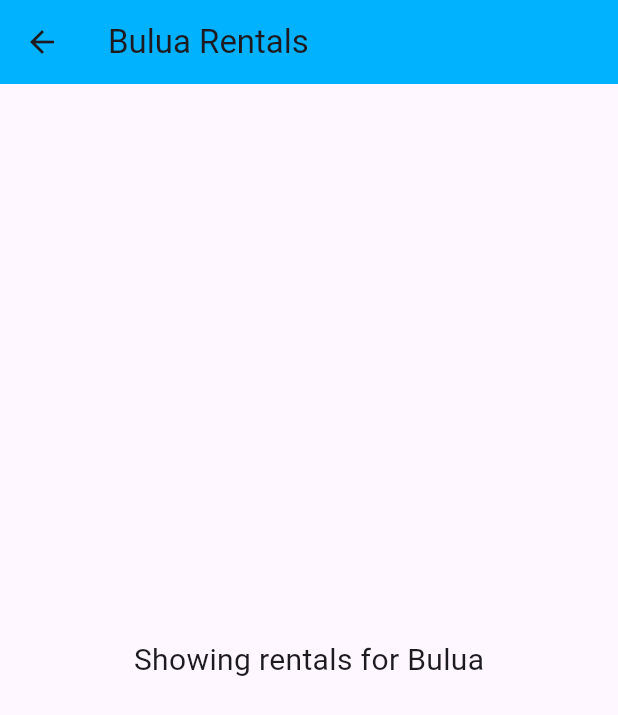
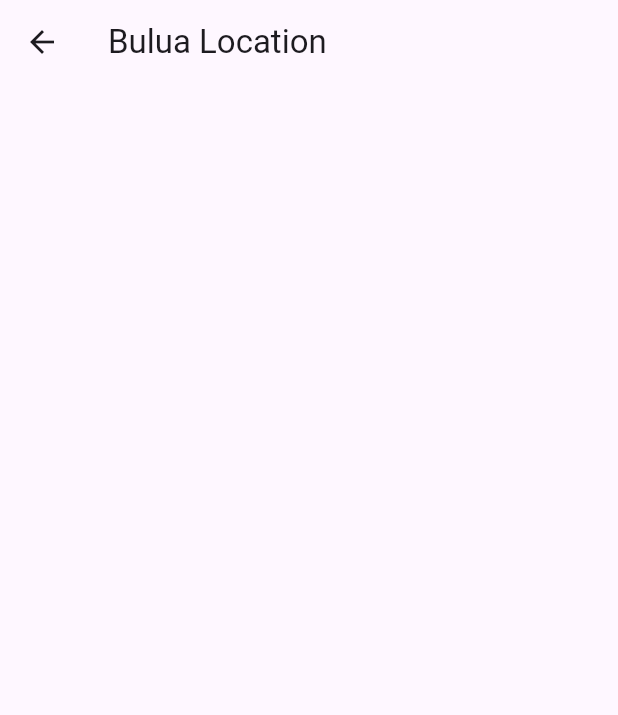
Before and after one commit to elRapha04/FRONTEND_CS2C-Group-3, a Flutter app: the LocationSearchPage screen opened directly, after a tap on "Search for rentals", after a tap on "Bulua", on a phone screen of 412 x 824 dp. Shown: the top 715 px of the screen. Run offline on Flutter 3.47's test engine with Material 3 defaults, Android fonts, the light colour scheme and no system bars.

Commit message:
added rentalLocation and modify search.dart

```diff
--- a/lib/components/home_widgets/search.dart
+++ b/lib/components/home_widgets/search.dart
@@ -1,5 +1,10 @@
-// lib/search.dart
 import 'package:flutter/material.dart';
+
+// Import specific location pages
+import 'package:frontend_appdev/pages/Rentals/RentalLocations/bulua.dart';
+import 'package:frontend_appdev/pages/Rentals/RentalLocations/lapasan.dart';
+import 'package:frontend_appdev/pages/Rentals/RentalLocations/carmen.dart';
+import 'package:frontend_appdev/pages/Rentals/RentalLocations/kauswagan.dart';
 
 class LocationSearchPage extends StatefulWidget {
   @override
@@ -37,11 +42,28 @@ class _LocationSearchPageState extends State<LocationSearchPage> {
   }
 
   void _navigateToLocation(String locationName) {
+    Widget destination;
+
+    switch (locationName) {
+      case 'Bulua':
+        destination = BuluaPage();
+        break;
+      case 'Lapasan':
+        destination = LapasanPage();
+        break;
+      case 'Carmen':
+        destination = CarmenPage();
+        break;
+      case 'Kauswagan':
+        destination = KauswaganPage();
+        break;
+      default:
+        destination = LocationResultPage(location: locationName); // fallback
+    }
+
     Navigator.push(
       context,
-      MaterialPageRoute(
-        builder: (context) => LocationResultPage(location: locationName),
-      ),
+      MaterialPageRoute(builder: (context) => destination),
     );
   }
 
@@ -76,8 +98,7 @@ class _LocationSearchPageState extends State<LocationSearchPage> {
           children: [
             // Real Search Bar
             Padding(
-              padding:
-              const EdgeInsets.symmetric(horizontal: 16.0, vertical: 12.0),
+              padding: const EdgeInsets.symmetric(horizontal: 16.0, vertical: 12.0),
               child: Material(
                 elevation: 2,
                 borderRadius: BorderRadius.circular(10),
@@ -89,8 +110,7 @@ class _LocationSearchPageState extends State<LocationSearchPage> {
                     hintStyle: TextStyle(color: Color(0xFF00B2FF)),
                     filled: true,
                     fillColor: Colors.white,
-                    contentPadding:
-                    EdgeInsets.symmetric(horizontal: 12, vertical: 0),
+                    contentPadding: EdgeInsets.symmetric(horizontal: 12, vertical: 0),
                     border: OutlineInputBorder(
                       borderRadius: BorderRadius.circular(10),
                       borderSide: BorderSide.none,
@@ -156,7 +176,7 @@ class _LocationSearchPageState extends State<LocationSearchPage> {
   }
 }
 
-// Simple result page
+// Fallback result page
 class LocationResultPage extends StatelessWidget {
   final String location;
 
--- /dev/null
+++ b/lib/pages/Rentals/RentalLocations/bulua.dart
@@ -0,0 +1,14 @@
+import 'package:flutter/material.dart';
+
+class BuluaPage extends StatelessWidget {
+  const BuluaPage({super.key});
+
+  @override
+  Widget build(BuildContext context) {
+    return Scaffold(
+      appBar: AppBar(
+        title: Text("Bulua Location"),
+      ),
+    );
+  }
+}
```
Also changed, not shown: lib/pages/Rentals/RentalLocations/carmen.dart (added, +14 -0 lines), lib/pages/Rentals/RentalLocations/kauswagan.dart (added, +14 -0 lines), lib/pages/Rentals/RentalLocations/lapasan.dart (added, +14 -0 lines).
